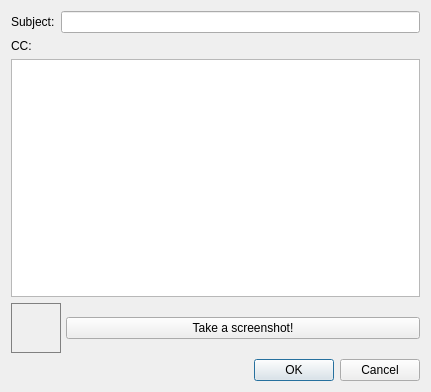
Above: resources/dialog.ui from alijafargholi/tk-multi-bugreporter before the change. Below: the same form after it.
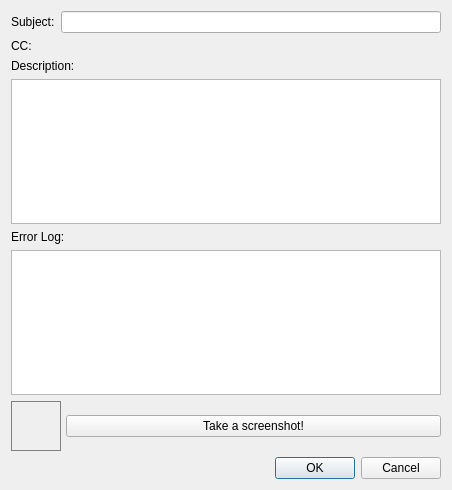
That is the form after the change.

Commit message:
feat: add error log and environment variable to the ticket
update the GUI to support separate widget for error log

Patch:
```diff
--- a/resources/dialog.ui
+++ b/resources/dialog.ui
@@ -6,8 +6,8 @@
    <rect>
     <x>0</x>
     <y>0</y>
-    <width>431</width>
-    <height>392</height>
+    <width>452</width>
+    <height>490</height>
    </rect>
   </property>
   <property name="windowTitle">
@@ -42,6 +42,13 @@
      </item>
     </layout>
    </item>
+   <item>
+    <widget class="QLabel" name="label_2">
+     <property name="text">
+      <string>Description:</string>
+     </property>
+    </widget>
+   </item>
    <item>
     <widget class="QPlainTextEdit" name="ticket_body">
      <property name="sizePolicy">
@@ -52,6 +59,23 @@
      </property>
     </widget>
    </item>
+   <item>
+    <widget class="QLabel" name="label_3">
+     <property name="text">
+      <string>Error Log:</string>
+     </property>
+    </widget>
+   </item>
+   <item>
+    <widget class="QPlainTextEdit" name="error_log">
+     <property name="sizePolicy">
+      <sizepolicy hsizetype="Expanding" vsizetype="Expanding">
+       <horstretch>0</horstretch>
+       <verstretch>1</verstretch>
+      </sizepolicy>
+     </property>
+    </widget>
+   </item>
    <item>
     <layout class="QHBoxLayout" name="lower_layout">
      <property name="spacing">
```
The commit also changes 6 other files.
